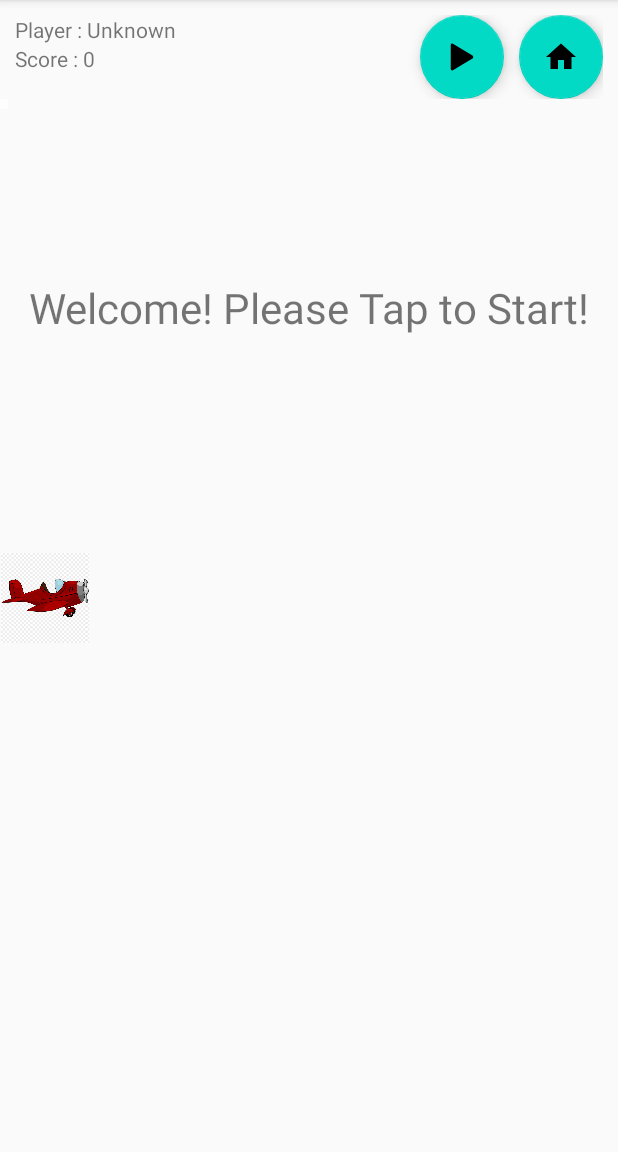
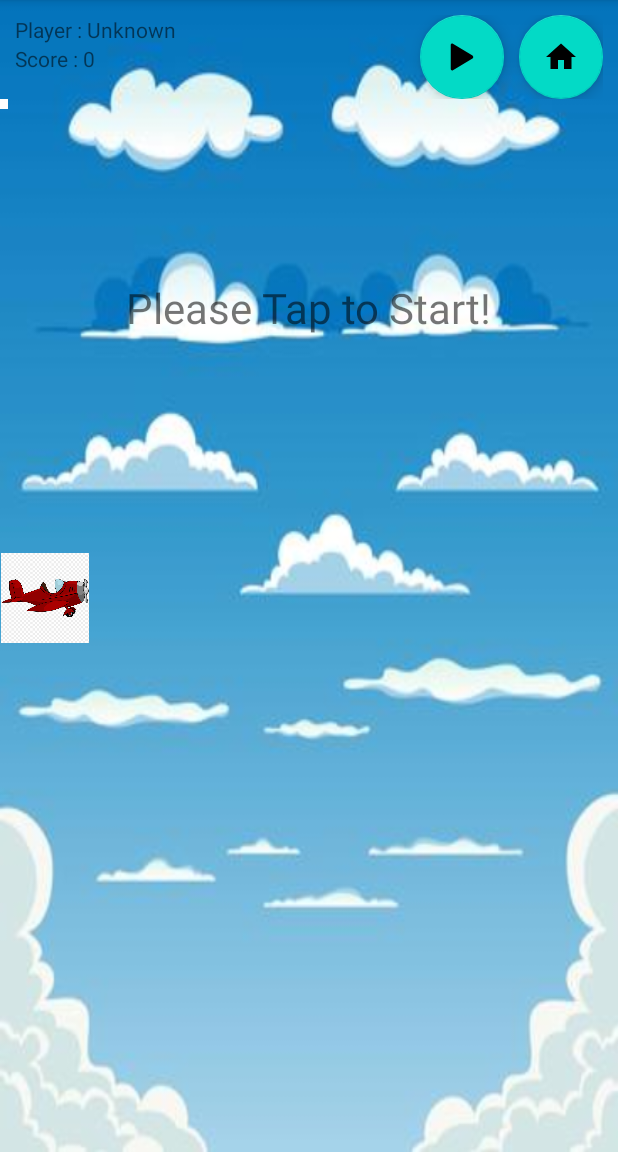
Before and after one commit to frederick98/TugasBesar-02, an Android app: the screen it shows after launch (MainActivity), on a phone screen of 412 x 824 dp, the part 84-1236 px from its top. Run offline under Robolectric (Android 15) with nearby library versions, the phone set to English and light mode, and no system bars.

Commit message:
background image added

```diff
--- a/TugasBesar02/app/src/main/res/layout/activity_main.xml
+++ b/TugasBesar02/app/src/main/res/layout/activity_main.xml
@@ -7,7 +7,8 @@
     android:layout_height="match_parent"
     xmlns:app="http://schemas.android.com/apk/res-auto"
     android:orientation="vertical"
-    tools:context=".MainActivity">
+    tools:context=".MainActivity"
+    android:background="@drawable/sky">
 
     <LinearLayout
         android:layout_width="match_parent"
@@ -63,7 +64,7 @@
             android:id="@+id/tv_welcome"
             android:layout_width="wrap_content"
             android:layout_height="wrap_content"
-            android:text="Welcome! Please Tap to Start!"
+            android:text="Please Tap to Start!"
             android:layout_gravity="center_horizontal"
             android:layout_marginTop="120dp"
             android:textSize="28sp"/>
```
Also changed, not shown: TugasBesar02/app/src/main/res/drawable/sky.jpg (added).
